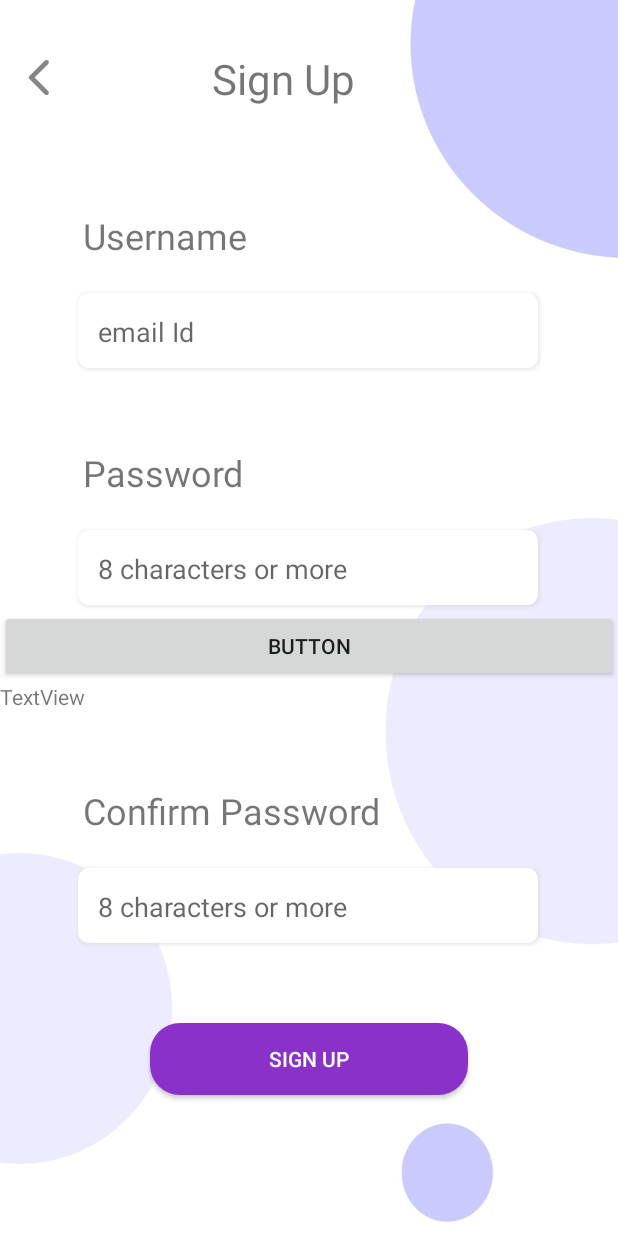
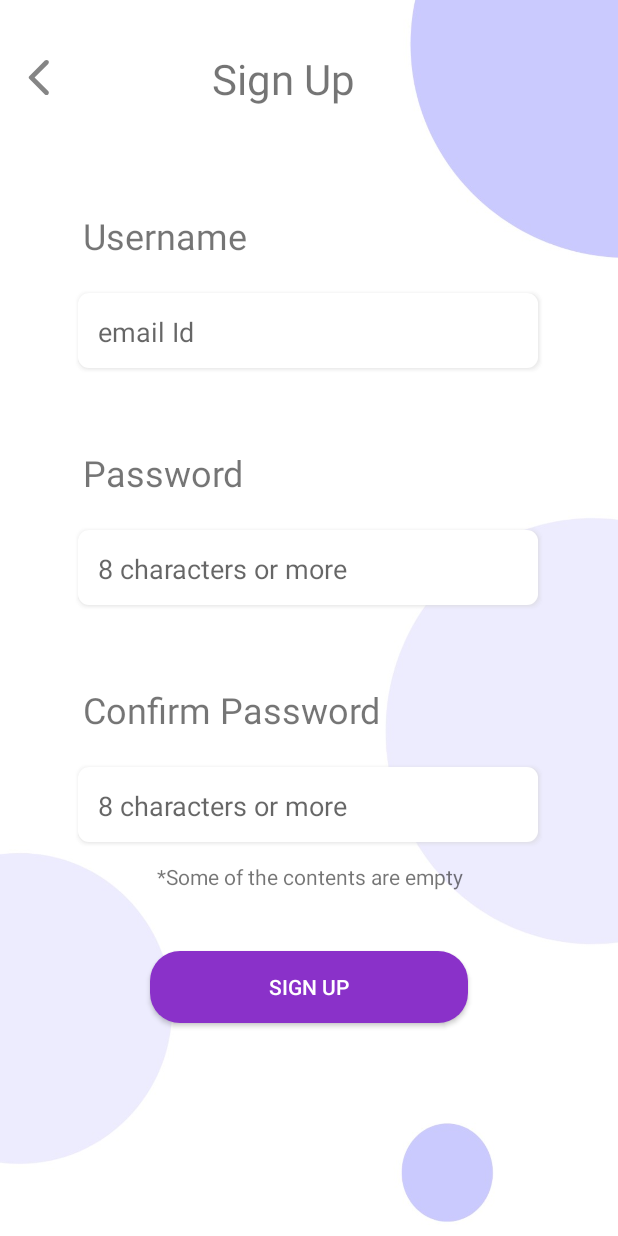
Before and after one commit to Atharva1449/Academia_android, an Android app: the Signup screen opened directly, with no data from a screen before it, after a tap on "SIGN UP", on a phone screen of 412 x 824 dp. Run offline under Robolectric (Android 15) with nearby library versions, the phone set to English and light mode, and no system bars; our stand-ins replace Firebase (no records; nobody signed in at launch, a user with empty details on screens opened directly).

Commit message:
validation complete on signup activity

```diff
--- a/app/src/main/java/com/theonedayapps/academiaa/Signup.java
+++ b/app/src/main/java/com/theonedayapps/academiaa/Signup.java
@@ -10,6 +10,7 @@ import android.view.View;
 import android.view.WindowManager;
 import android.widget.Button;
 import android.widget.EditText;
+import android.widget.ProgressBar;
 import android.widget.TextView;
 import android.widget.Toast;
 
@@ -24,11 +25,13 @@ private Button back;
 private Button signup;
 private String email;
 private String password;
+private String copassword;
 private EditText emailid;
 private EditText password1;
+private EditText confirmpassword;
+private TextView statustext;
+private ProgressBar progressBar;
 
-private Button tempbutton;
-private TextView texttemp;
 
     private FirebaseAuth mAuth;
     private static final String TAG = "message";
@@ -41,24 +44,18 @@ private TextView texttemp;
 
         emailid=(EditText) findViewById(R.id.editTextEmailsignup);
         password1=(EditText) findViewById(R.id.editTextTextPasswordsignup);
+        confirmpassword=(EditText) findViewById(R.id.confirmpassword);
+        progressBar=(ProgressBar) findViewById(R.id.progressBar);
         mAuth = FirebaseAuth.getInstance();
         back =findViewById(R.id.backbutton);
         signup =findViewById(R.id.signup_button);
+        statustext=findViewById(R.id.statustext);
 ////////////////////////////////////////////////////////////////////////
 
  email=emailid.getText().toString().trim();
  password=password1.getText().toString().trim();;
 
- tempbutton=(Button)findViewById(R.id.buttontemp);
- texttemp=(TextView) findViewById(R.id.temptext);
 
-// tempbutton.setOnClickListener(new View.OnClickListener() {
-//     @Override
-//     public void onClick(View v) {
-//
-//         texttemp.setText(email);
-//     }
-// });
 
 
 
@@ -81,7 +78,22 @@ private TextView texttemp;
             public void onClick(View v) {
                 email=emailid.getText().toString().trim();
                 password=password1.getText().toString().trim();
-                createAccount(email,password);
+                copassword=confirmpassword.getText().toString().trim();
+
+                if(email.length() <= 0 || password.length() <= 0  || copassword.length() <= 0 ){
+                statustext.setText("*Some of the contents are empty");
+                }
+                else{
+                    if(password.equals(copassword)){
+
+                        createAccount(email,password);
+
+                    }else {
+                        statustext.setText("*Passwords don't match");
+
+                    }
+                }
+
 
             }
         });
@@ -98,6 +110,7 @@ private TextView texttemp;
     }
 
     private void createAccount(String email, String password) {
+        progressBar.setVisibility(View.VISIBLE);
         // [START create_user_with_email]
         mAuth.createUserWithEmailAndPassword(email, password)
                 .addOnCompleteListener(this, new OnCompleteListener<AuthResult>() {
@@ -118,6 +131,7 @@ private TextView texttemp;
                             Log.w(TAG, "createUserWithEmail:failure", task.getException());
                             Toast.makeText(Signup.this, "Authentication failed.",
                                     Toast.LENGTH_SHORT).show();
+                            progressBar.setVisibility(View.INVISIBLE);
                             updateUI(null);
                         }
                     }
--- a/app/src/main/res/layout/activity_signup.xml
+++ b/app/src/main/res/layout/activity_signup.xml
@@ -100,18 +100,6 @@
                 android:background="@drawable/fullshape_with_shadow"
                 android:inputType="textPassword" />
 
-            <Button
-                android:id="@+id/buttontemp"
-                android:layout_width="match_parent"
-                android:layout_height="wrap_content"
-                android:text="Button" />
-
-            <TextView
-                android:id="@+id/temptext"
-                android:layout_width="match_parent"
-                android:layout_height="wrap_content"
-                android:text="TextView" />
-
             <TextView
                 android:id="@+id/textViewss4"
                 android:layout_width="match_parent"
@@ -135,16 +123,33 @@
                 android:background="@drawable/fullshape_with_shadow"
                 android:inputType="textPassword" />
 
+            <TextView
+                android:id="@+id/statustext"
+                android:layout_width="match_parent"
+                android:layout_height="wrap_content"
+                android:layout_marginTop="10dp"
+
+                android:gravity="center"
+                android:text=""
+                android:textColorLink="#FF0000" />
+
             <Button
                 android:id="@+id/signup_button"
                 android:layout_width="match_parent"
                 android:layout_height="wrap_content"
                 android:background="@drawable/shape_button"
                 android:textColor="#FFFFFF"
-                android:layout_marginTop="50dp"
+                android:layout_marginTop="40dp"
                 android:layout_marginLeft="100dp"
                 android:layout_marginRight="100dp"
                 android:text="Sign up" />
+
+            <ProgressBar
+                android:id="@+id/progressBar"
+                style="?android:attr/progressBarStyle"
+                android:layout_width="match_parent"
+                android:layout_height="wrap_content"
+                android:visibility="invisible" />
 
             <TextView
                 android:id="@+id/textView8"
```
